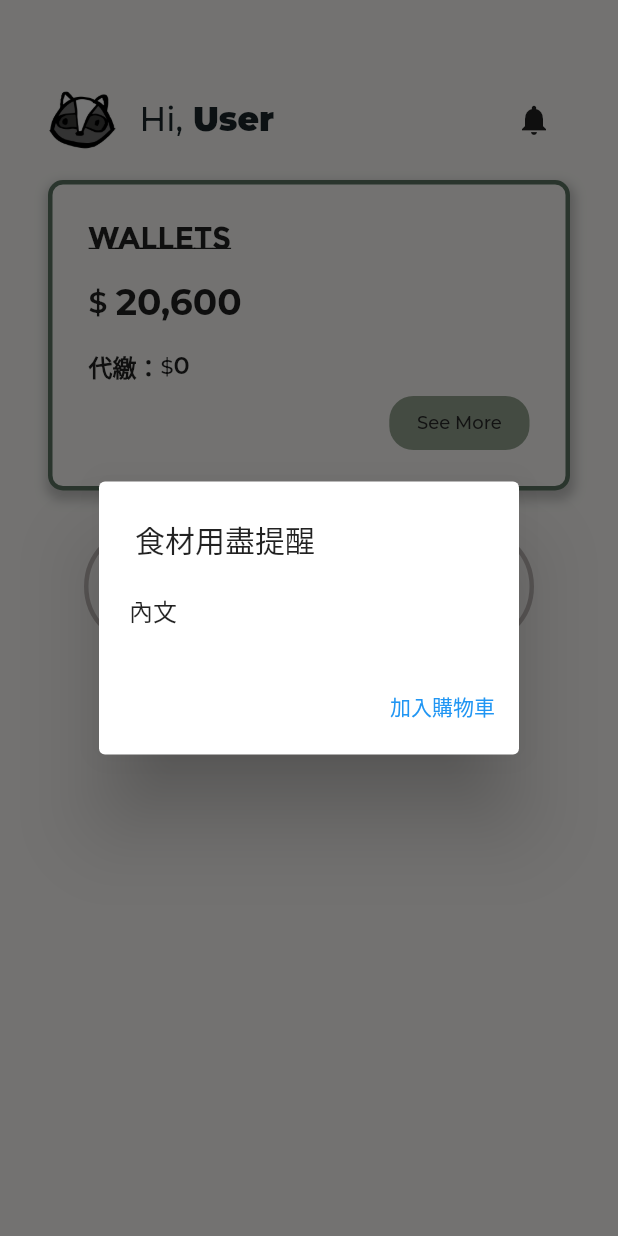
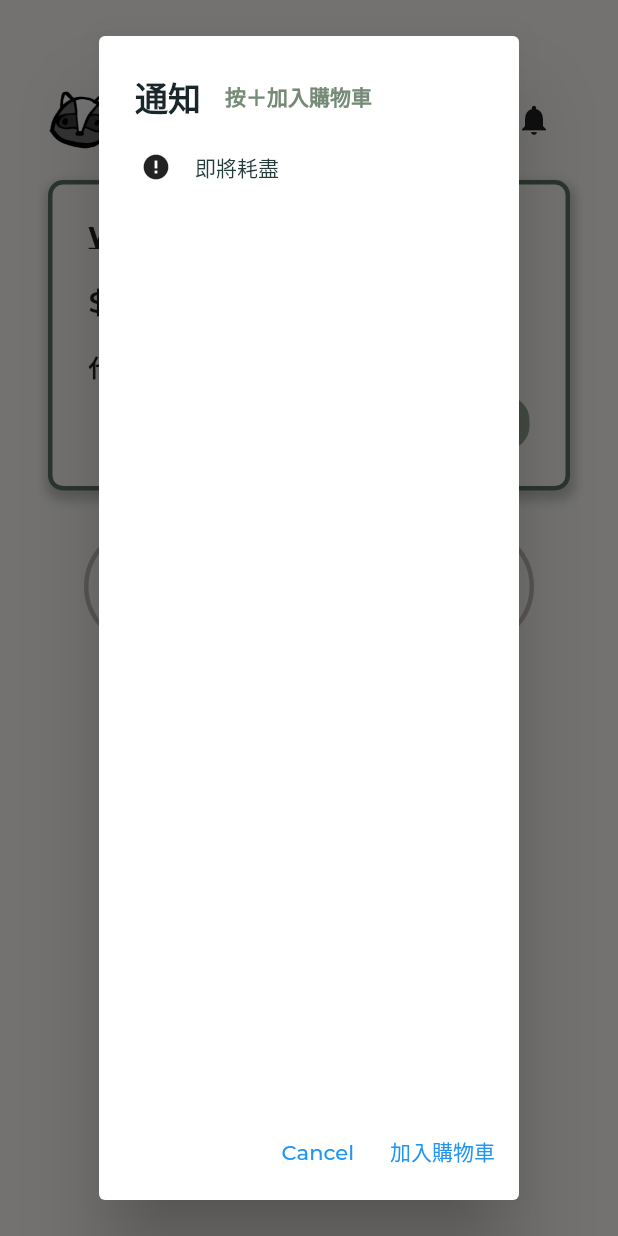
Before and after one commit to SHUSHU010829/Save_food_Battle, a Flutter app: the HomePage screen opened directly, after a tap on the "notifications" icon, on a phone screen of 412 x 824 dp. Run offline on Flutter 3.47's test engine with Material 2 defaults, Android fonts, the phone set to English and light mode, and no system bars; our stand-ins replace anim_search_bar, multi_select_flutter, toggle_switch; missing offline and left inert: qr_code_scanner; Roboto replaces fonts that are missing (GenJyuuGothic, GenRyuMin); project files that could hold a hidden picture were left out.

Commit message:
update homePage alert popup

```diff
--- a/frontend/lib/page/navpage/home_page.dart
+++ b/frontend/lib/page/navpage/home_page.dart
@@ -2,6 +2,7 @@ import 'package:flutter/material.dart';
 import 'package:frontend/constants.dart';
 import 'package:frontend/models/tobuy_model.dart';
 import 'package:frontend/page/homepage/tobuy_page.dart';
+import 'package:frontend/widgets/popup_alert.dart';
 
 class HomePage extends StatefulWidget {
   const HomePage({Key? key}) : super(key: key);
@@ -29,7 +30,7 @@ class _HomePageState extends State<HomePage> {
             Row(
               mainAxisAlignment: MainAxisAlignment.spaceBetween,
               children: [
-                // 首頁 Bar
+                //* 首頁 Bar
                 Row(
                   children: [
                     Container(
@@ -64,34 +65,16 @@ class _HomePageState extends State<HomePage> {
                     ),
                   ],
                 ),
-                // 提醒彈跳視窗
-                IconButton(
-                  icon: const Icon(Icons.notifications),
-                  onPressed: () {
-                    showDialog(
-                      context: context,
-                      builder: (context) => AlertDialog(
-                        actions: [
-                          TextButton(
-                            onPressed: () {
-                              Navigator.of(context).pop();
-                            },
-                            child: const Text('加入購物車'),
-                          ),
-                        ],
-                        title: const Text('食材用盡提醒'),
-                        contentPadding: const EdgeInsets.all(20.0),
-                        content: const Text('內文'),
-                      ),
-                    );
-                  },
-                ),
+                //* 提醒彈跳視窗
+                // ignore: todo
+                //TODO: 尚未完成
+                const PopupAlert(),
               ],
             ),
             const SizedBox(
               height: 16,
             ),
-            // 錢包區塊
+            //* 錢包區塊
             InkWell(
               child: Container(
                 padding: const EdgeInsets.all(24),
@@ -248,7 +231,9 @@ class _HomePageState extends State<HomePage> {
             const SizedBox(
               height: 24,
             ),
-            // 購物清單
+            //* 購物清單
+            // ignore: todo
+            //TODO: 將清單併入首頁
             Center(
               child: OutlinedButton(
                 child: Row(
--- /dev/null
+++ b/frontend/lib/widgets/popup_alert.dart
@@ -0,0 +1,105 @@
+import 'package:flutter/material.dart';
+import '../constants.dart';
+import 'package:multi_select_flutter/multi_select_flutter.dart';
+
+class PopupAlert extends StatefulWidget {
+  const PopupAlert({Key? key}) : super(key: key);
+
+  @override
+  State<PopupAlert> createState() => _PopupAlertState();
+}
+
+class _PopupAlertState extends State<PopupAlert> {
+  @override
+  Widget build(BuildContext context) {
+    return IconButton(
+      icon: const Icon(Icons.notifications),
+      onPressed: () {
+        showDialog(
+          context: context,
+          builder: (context) => AlertDialog(
+            title: Row(
+              children: const [
+                Text(
+                  '通知',
+                  style: TextStyle(
+                    color: primaryColor9,
+                    fontFamily: chineseFontfamily,
+                    fontWeight: FontWeight.w800,
+                    fontSize: 22,
+                  ),
+                ),
+                SizedBox(
+                  width: 16,
+                ),
+                Text(
+                  "按＋加入購物車",
+                  style: TextStyle(
+                    color: primaryColor3,
+                    fontFamily: chineseFontfamily,
+                    fontWeight: FontWeight.w600,
+                    fontSize: 14,
+                  ),
+                ),
+              ],
+            ),
+            contentPadding: const EdgeInsets.all(20.0),
+            content: Container(
+              padding: const EdgeInsets.only(left: 8),
+              child: Column(
+                crossAxisAlignment: CrossAxisAlignment.start,
+                children: [
+                  Row(
+                    children: const [
+                      Icon(
+                        Icons.error,
+                        size: 20.0,
+                      ),
+                      SizedBox(
+                        width: 16,
+                      ),
+                      Text(
+                        "即將耗盡",
+                        style: TextStyle(
+                          color: primaryColor7,
+                          fontFamily: chineseFontfamily,
+                          fontSize: 14,
+                          fontWeight: FontWeight.w500,
+                        ),
+                      ),
+                    ],
+                  ),
+                  const SizedBox(
+                    height: 24,
+                  ),
+                  const SizedBox(
+                    height: 24,
+                  ),
+                ],
+              ),
+            ),
+            actions: <Widget>[
+              TextButton(
+                onPressed: () => Navigator.pop(context, 'Cancel'),
+                child: const Text(
+                  'Cancel',
+                  style: TextStyle(fontFamily: englishFontfamily),
+                ),
+              ),
+              TextButton(
+                onPressed: () => Navigator.pop(context, 'AddCart'),
+                child: const Text(
+                  '加入購物車',
+                  style: TextStyle(
+                    fontFamily: chineseFontfamily,
+                    fontWeight: FontWeight.w500,
+                  ),
+                ),
+              ),
+            ],
+          ),
+        );
+      },
+    );
+  }
+}
--- a/frontend/pubspec.yaml
+++ b/frontend/pubspec.yaml
@@ -38,6 +38,7 @@ dependencies:
   anim_search_bar: ^2.0.2
   get: ^4.6.5
   qr_code_scanner: ^1.0.0
+  multi_select_flutter: ^4.1.2
 
 dev_dependencies:
   flutter_test:
```
Also changed, not shown: frontend/pubspec.lock.
